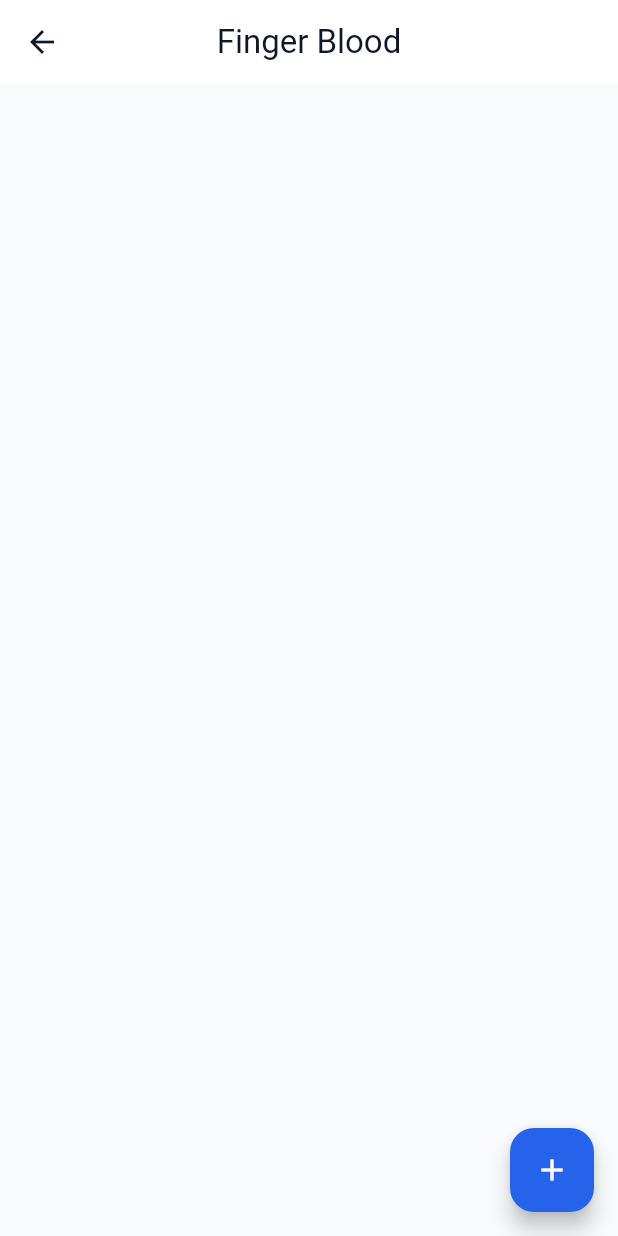
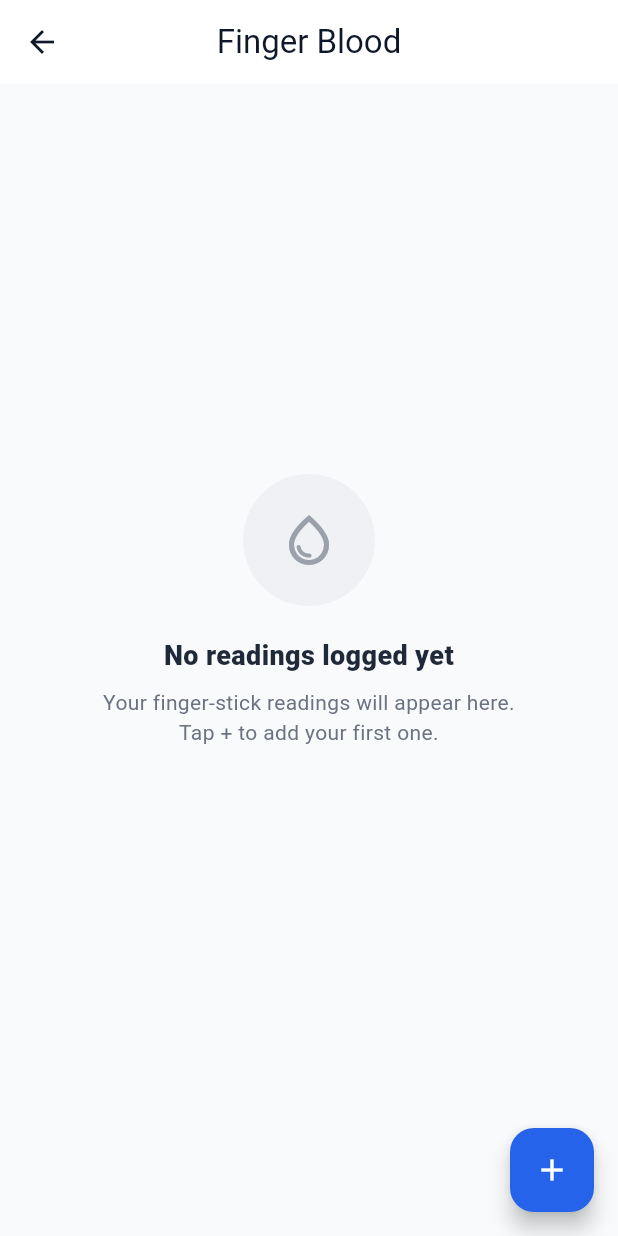
Before and after one commit to nickdude/cgm-claude, a Flutter app: the FingerBloodScreen screen opened directly, on a phone screen of 412 x 824 dp. Run offline on Flutter 3.47's test engine with Material 3 defaults, Android fonts, the phone set to English and light mode, and no system bars; our stand-ins replace dio, fl_chart, flutter_local_notifications, flutter_secure_storage, flutter_svg, google_sign_in and 2 more; missing offline and left inert: flutter_facebook_auth, mobile_scanner; accounts and stored records are empty; network calls fail; statements that could not run were skipped.

Commit message:
activity blank

```diff
--- /dev/null
+++ b/belvix/lib/core/widgets/empty_state.dart
@@ -0,0 +1,65 @@
+import 'package:flutter/material.dart';
+
+/// Friendly empty-state placeholder shown when a list has no entries yet.
+///
+/// The icon badge is painted with [Material] (not a BoxDecoration) so it
+/// renders reliably across platforms.
+class EmptyState extends StatelessWidget {
+  const EmptyState({
+    super.key,
+    required this.icon,
+    required this.title,
+    this.message,
+  });
+
+  final IconData icon;
+  final String title;
+  final String? message;
+
+  @override
+  Widget build(BuildContext context) {
+    return Center(
+      child: Padding(
+        padding: const EdgeInsets.fromLTRB(32, 24, 32, 90),
+        child: Column(
+          mainAxisSize: MainAxisSize.min,
+          children: [
+            Material(
+              color: const Color(0xFFEFF1F4),
+              shape: const CircleBorder(),
+              child: SizedBox(
+                width: 88,
+                height: 88,
+                child: Center(
+                  child: Icon(icon, size: 40, color: const Color(0xFF9AA1AB)),
+                ),
+              ),
+            ),
+            const SizedBox(height: 20),
+            Text(
+              title,
+              textAlign: TextAlign.center,
+              style: const TextStyle(
+                fontSize: 18,
+                fontWeight: FontWeight.w800,
+                color: Color(0xFF1F2937),
+              ),
+            ),
+            if (message != null) ...[
+              const SizedBox(height: 8),
+              Text(
+                message!,
+                textAlign: TextAlign.center,
+                style: const TextStyle(
+                  fontSize: 14,
+                  height: 1.45,
+                  color: Color(0xFF6B7280),
+                ),
+              ),
+            ],
+          ],
+        ),
+      ),
+    );
+  }
+}
--- a/belvix/lib/features/exercise/presentation/screens/activity_screen.dart
+++ b/belvix/lib/features/exercise/presentation/screens/activity_screen.dart
@@ -3,6 +3,7 @@ import 'package:flutter/material.dart';
 import 'package:provider/provider.dart';
 
 import '../../../../core/widgets/app_surface.dart';
+import '../../../../core/widgets/empty_state.dart';
 import '../providers/exercise_provider.dart';
 
 import '../widgets/add_exercise_bottomsheet.dart';
@@ -44,7 +45,17 @@ class _ActivityScreenState
             const Text("Activities"),
       ),
 
-      body: ListView.builder(
+      body: provider.exercises.isEmpty
+          ? (provider.isLoading
+                ? const Center(child: CircularProgressIndicator())
+                : const EmptyState(
+                    icon: Icons.directions_run_outlined,
+                    title: 'No activity logged yet',
+                    message:
+                        'Your workouts will appear here.\n'
+                        'Tap + to add your first one.',
+                  ))
+          : ListView.builder(
         padding:
             const EdgeInsets.all(20),
 
--- a/belvix/lib/features/finger_blood/presentation/screens/finger_blood_screen.dart
+++ b/belvix/lib/features/finger_blood/presentation/screens/finger_blood_screen.dart
@@ -3,6 +3,7 @@ import 'package:flutter/material.dart';
 import 'package:provider/provider.dart';
 
 import '../../../../core/widgets/app_surface.dart';
+import '../../../../core/widgets/empty_state.dart';
 import '../providers/finger_blood_provider.dart';
 
 class FingerBloodScreen
@@ -44,7 +45,17 @@ class _FingerBloodScreenState
         ),
       ),
 
-      body: ListView.builder(
+      body: provider.fingerBloods.isEmpty
+          ? (provider.isLoading
+                ? const Center(child: CircularProgressIndicator())
+                : const EmptyState(
+                    icon: Icons.water_drop_outlined,
+                    title: 'No readings logged yet',
+                    message:
+                        'Your finger-stick readings will appear here.\n'
+                        'Tap + to add your first one.',
+                  ))
+          : ListView.builder(
         padding:
             const EdgeInsets.all(20),
 
--- a/belvix/lib/features/food/presentation/screens/food_screen.dart
+++ b/belvix/lib/features/food/presentation/screens/food_screen.dart
@@ -3,6 +3,7 @@ import 'package:flutter/material.dart';
 import 'package:provider/provider.dart';
 
 import '../../../../core/widgets/app_surface.dart';
+import '../../../../core/widgets/empty_state.dart';
 import '../providers/food_provider.dart';
 
 import '../widgets/add_food_bottomsheet.dart';
@@ -41,7 +42,17 @@ class _FoodScreenState
         title: const Text("Food"),
       ),
 
-      body: ListView.builder(
+      body: provider.foods.isEmpty
+          ? (provider.isLoading
+                ? const Center(child: CircularProgressIndicator())
+                : const EmptyState(
+                    icon: Icons.restaurant_menu_outlined,
+                    title: 'No food added yet',
+                    message:
+                        'Your logged meals will appear here.\n'
+                        'Tap + to add your first one.',
+                  ))
+          : ListView.builder(
         padding:
             const EdgeInsets.all(20),
 
--- a/belvix/lib/features/insulin/presentation/screens/insulin_screen.dart
+++ b/belvix/lib/features/insulin/presentation/screens/insulin_screen.dart
@@ -3,6 +3,7 @@ import 'package:flutter/material.dart';
 import 'package:provider/provider.dart';
 
 import '../../../../core/widgets/app_surface.dart';
+import '../../../../core/widgets/empty_state.dart';
 import '../providers/insulin_provider.dart';
 
 class InsulinScreen
@@ -42,7 +43,17 @@ class _InsulinScreenState
             const Text("Insulin"),
       ),
 
-      body: ListView.builder(
+      body: provider.insulins.isEmpty
+          ? (provider.isLoading
+                ? const Center(child: CircularProgressIndicator())
+                : const EmptyState(
+                    icon: Icons.vaccines_outlined,
+                    title: 'No insulin logged yet',
+                    message:
+                        'Your insulin doses will appear here.\n'
+                        'Tap + to add your first one.',
+                  ))
+          : ListView.builder(
         padding:
             const EdgeInsets.all(20),
 
```
